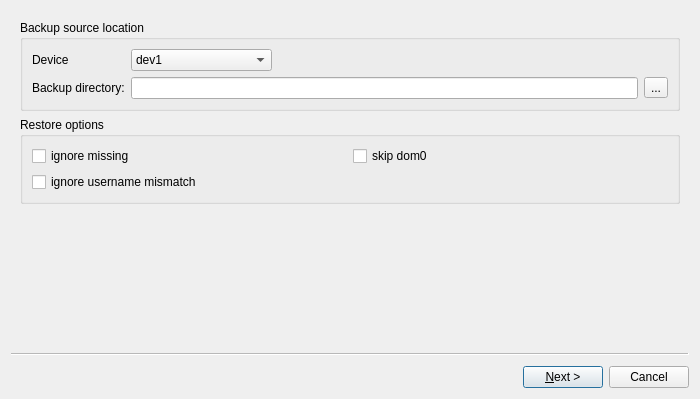
QubesOS/qubes-manager, file restoredlg.ui: the form before one commit.
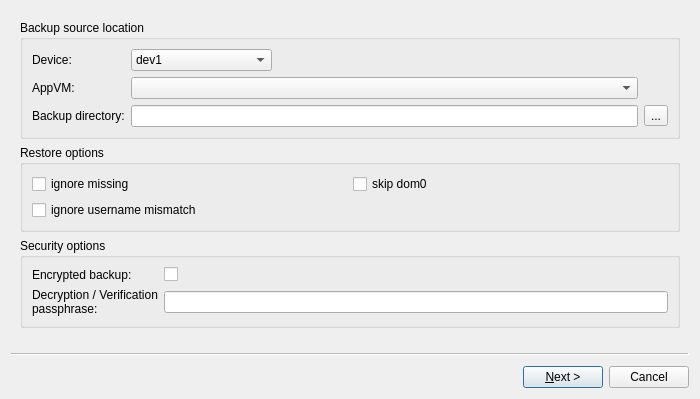
The form after the commit.

Commit message: backup: implemented restore functions using the new backup model

```diff
--- a/restoredlg.ui
+++ b/restoredlg.ui
@@ -20,8 +20,63 @@
    <set>QWizard::NoBackButtonOnLastPage|QWizard::NoBackButtonOnStartPage</set>
   </property>
   <widget class="QWizardPage" name="select_dir_page">
-   <layout class="QVBoxLayout" name="verticalLayout">
-    <item>
+   <layout class="QGridLayout" name="gridLayout_3">
+    <item row="3" column="0">
+     <spacer name="verticalSpacer">
+      <property name="orientation">
+       <enum>Qt::Vertical</enum>
+      </property>
+      <property name="sizeHint" stdset="0">
+       <size>
+        <width>20</width>
+        <height>215</height>
+       </size>
+      </property>
+     </spacer>
+    </item>
+    <item row="1" column="0">
+     <widget class="QGroupBox" name="options_groupbox">
+      <property name="font">
+       <font>
+        <weight>50</weight>
+        <bold>false</bold>
+       </font>
+      </property>
+      <property name="title">
+       <string>Restore options</string>
+      </property>
+      <layout class="QGridLayout" name="gridLayout_2">
+       <item row="0" column="0">
+        <widget class="QCheckBox" name="ignore_missing">
+         <property name="toolTip">
+          <string>Ignore missing templates or netvms, restore VMs anyway.</string>
+         </property>
+         <property name="text">
+          <string>ignore missing</string>
+         </property>
+        </widget>
+       </item>
+       <item row="0" column="1">
+        <widget class="QCheckBox" name="skip_dom0">
+         <property name="text">
+          <string>skip dom0</string>
+         </property>
+        </widget>
+       </item>
+       <item row="1" column="0">
+        <widget class="QCheckBox" name="ignore_uname_mismatch">
+         <property name="toolTip">
+          <string>Ignore dom0 username mismatch while restoring homedir.</string>
+         </property>
+         <property name="text">
+          <string>ignore username mismatch</string>
+         </property>
+        </widget>
+       </item>
+      </layout>
+     </widget>
+    </item>
+    <item row="0" column="0">
      <widget class="QGroupBox" name="groupBox_2">
       <property name="font">
        <font>
@@ -33,19 +88,6 @@
        <string>Backup source location</string>
       </property>
       <layout class="QGridLayout" name="gridLayout">
-       <item row="0" column="0">
-        <widget class="QLabel" name="label">
-         <property name="font">
-          <font>
-           <weight>50</weight>
-           <bold>false</bold>
-          </font>
-         </property>
-         <property name="text">
-          <string>Device</string>
-         </property>
-        </widget>
-       </item>
        <item row="0" column="1">
         <widget class="QComboBox" name="dev_combobox">
          <property name="sizePolicy">
@@ -76,81 +118,86 @@
          </item>
         </widget>
        </item>
-       <item row="1" column="0">
-        <widget class="QLabel" name="label_2">
-         <property name="text">
-          <string>Backup directory:</string>
-         </property>
-        </widget>
-       </item>
-       <item row="1" column="1">
+       <item row="6" column="1">
         <widget class="QLineEdit" name="dir_line_edit"/>
        </item>
-       <item row="1" column="2">
+       <item row="6" column="2">
         <widget class="QToolButton" name="select_path_button">
          <property name="text">
           <string>...</string>
          </property>
         </widget>
        </item>
+       <item row="6" column="0">
+        <widget class="QLabel" name="label_2">
+         <property name="text">
+          <string>Backup directory:</string>
+         </property>
+        </widget>
+       </item>
+       <item row="0" column="0">
+        <widget class="QLabel" name="label">
+         <property name="font">
+          <font>
+           <weight>50</weight>
+           <bold>false</bold>
+          </font>
+         </property>
+         <property name="text">
+          <string>Device:</string>
+         </property>
+        </widget>
+       </item>
+       <item row="1" column="1">
+        <widget class="QComboBox" name="appvm_combobox"/>
+       </item>
+       <item row="1" column="0">
+        <widget class="QLabel" name="label_3">
+         <property name="text">
+          <string>AppVM:</string>
+         </property>
+        </widget>
+       </item>
       </layout>
      </widget>
     </item>
-    <item>
-     <widget class="QGroupBox" name="options_groupbox">
-      <property name="font">
-       <font>
-        <weight>50</weight>
-        <bold>false</bold>
-       </font>
-      </property>
+    <item row="2" column="0">
+     <widget class="QGroupBox" name="groupBox">
       <property name="title">
-       <string>Restore options</string>
+       <string>Security options</string>
       </property>
-      <layout class="QGridLayout" name="gridLayout_2">
-       <item row="0" column="0">
-        <widget class="QCheckBox" name="ignore_missing">
-         <property name="toolTip">
-          <string>Ignore missing templates or netvms, restore VMs anyway.</string>
-         </property>
-         <property name="text">
-          <string>ignore missing</string>
-         </property>
-        </widget>
-       </item>
+      <layout class="QGridLayout" name="gridLayout_4">
        <item row="0" column="1">
-        <widget class="QCheckBox" name="skip_dom0">
+        <widget class="QCheckBox" name="encryption_checkbox">
          <property name="text">
-          <string>skip dom0</string>
+          <string/>
+         </property>
+        </widget>
+       </item>
+       <item row="0" column="0">
+        <widget class="QLabel" name="label_4">
+         <property name="text">
+          <string>Encrypted backup:</string>
          </property>
         </widget>
        </item>
        <item row="1" column="0">
-        <widget class="QCheckBox" name="ignore_uname_mismatch">
-         <property name="toolTip">
-          <string>Ignore dom0 username mismatch while restoring homedir.</string>
-         </property>
+        <widget class="QLabel" name="label_5">
          <property name="text">
-          <string>ignore username mismatch</string>
+          <string>&lt;html&gt;&lt;head/&gt;&lt;body&gt;&lt;p&gt;Decryption / Verification&lt;br/&gt;passphrase:&lt;/p&gt;&lt;/body&gt;&lt;/html&gt;</string>
+         </property>
+        </widget>
+       </item>
+       <item row="1" column="1">
+        <widget class="QLineEdit" name="passphrase_line_edit">
+         <property name="echoMode">
+          <enum>QLineEdit::Password</enum>
          </property>
         </widget>
        </item>
       </layout>
      </widget>
     </item>
-    <item>
-     <spacer name="verticalSpacer">
-      <property name="orientation">
-       <enum>Qt::Vertical</enum>
-      </property>
-      <property name="sizeHint" stdset="0">
-       <size>
-        <width>20</width>
-        <height>215</height>
-       </size>
-      </property>
-     </spacer>
-    </item>
    </layout>
   </widget>
   <widget class="QWizardPage" name="select_vms_page">
```
Left out of the diff: 17 changed lines with no effect on the pictures. The commit also changes 2 other files.
